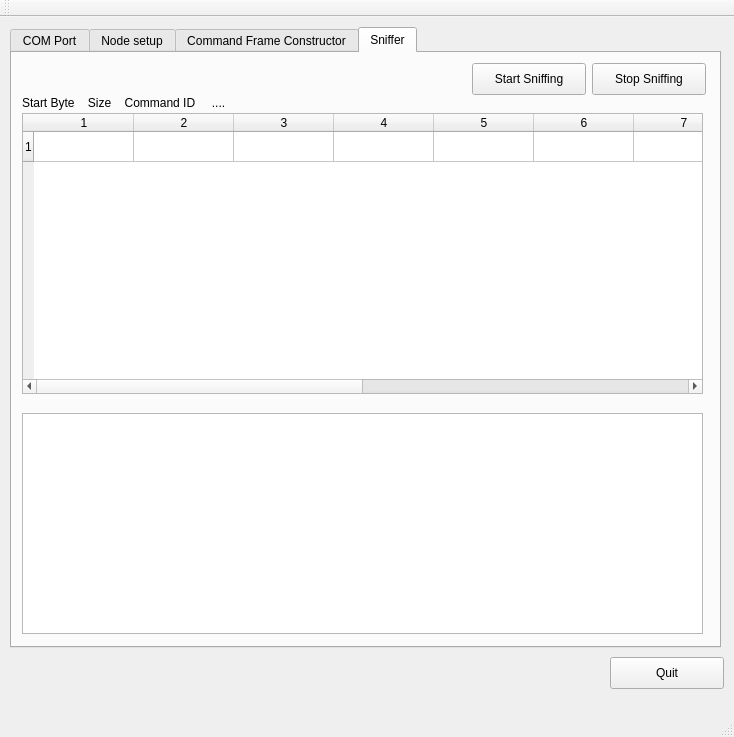
First picture: the form in mainwindow.ui, repository not404/radioblock-python, before the edit.
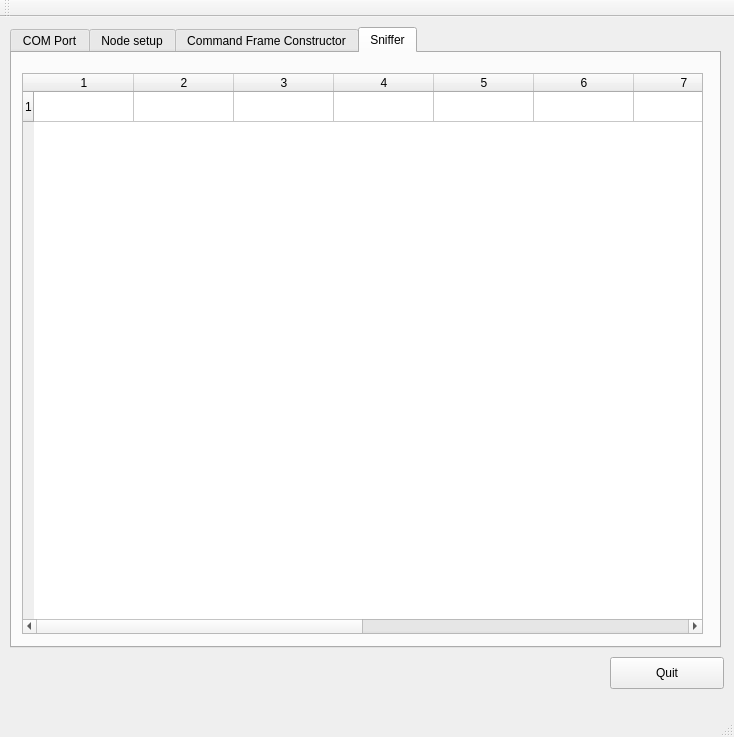
Second picture: the form after the edit. The open tabs and pages were chosen to show the change.

```diff
--- a/mainwindow.ui
+++ b/mainwindow.ui
@@ -913,36 +913,13 @@
      <attribute name="title">
       <string>Sniffer</string>
      </attribute>
-     <widget class="QTextEdit" name="textEditSniffer">
-      <property name="geometry">
-       <rect>
-        <x>10</x>
-        <y>360</y>
-        <width>681</width>
-        <height>221</height>
-       </rect>
-      </property>
-     </widget>
-     <widget class="QLabel" name="labelSniffer">
-      <property name="geometry">
-       <rect>
-        <x>10</x>
-        <y>40</y>
-        <width>681</width>
-        <height>20</height>
-       </rect>
-      </property>
-      <property name="text">
-       <string>Start Byte    Size    Command ID     ....</string>
-      </property>
-     </widget>
      <widget class="QTableWidget" name="tableWidgetSniffer">
       <property name="geometry">
        <rect>
         <x>10</x>
-        <y>60</y>
+        <y>20</y>
         <width>681</width>
-        <height>281</height>
+        <height>561</height>
        </rect>
       </property>
       <property name="rowCount">
@@ -965,35 +942,6 @@
       <column/>
       <column/>
      </widget>
-     <widget class="QPushButton" name="pushButtonStarSniffer">
-      <property name="geometry">
-       <rect>
-        <x>460</x>
-        <y>10</y>
-        <width>114</width>
-        <height>32</height>
-       </rect>
-      </property>
-      <property name="toolTip">
-       <string>Don't forget to select the channel in the Command Frame Constructor Tab!</string>
-      </property>
-      <property name="text">
-       <string>Start Sniffing</string>
-      </property>
-     </widget>
-     <widget class="QPushButton" name="pushButtonStopSniffer">
-      <property name="geometry">
-       <rect>
-        <x>580</x>
-        <y>10</y>
-        <width>114</width>
-        <height>32</height>
-       </rect>
-      </property>
-      <property name="text">
-       <string>Stop Sniffing</string>
-      </property>
-     </widget>
     </widget>
    </widget>
    <widget class="QPushButton" name="pushButton_4">
```
Left out of the diff: 2 changed lines with no effect on the pictures.
